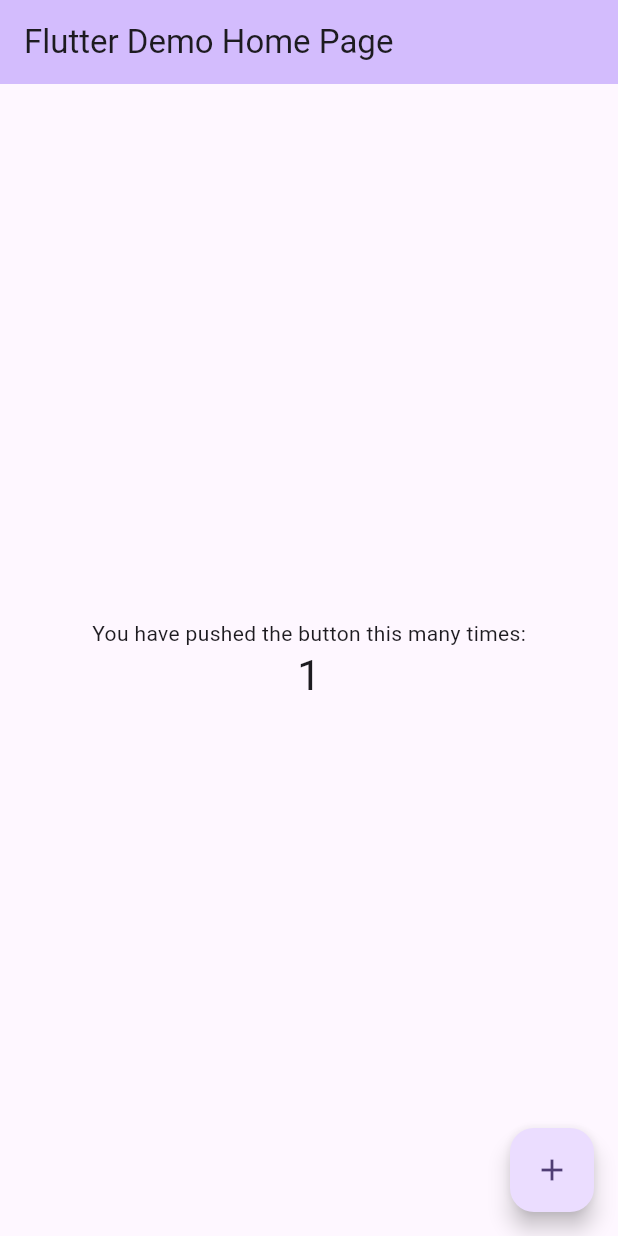
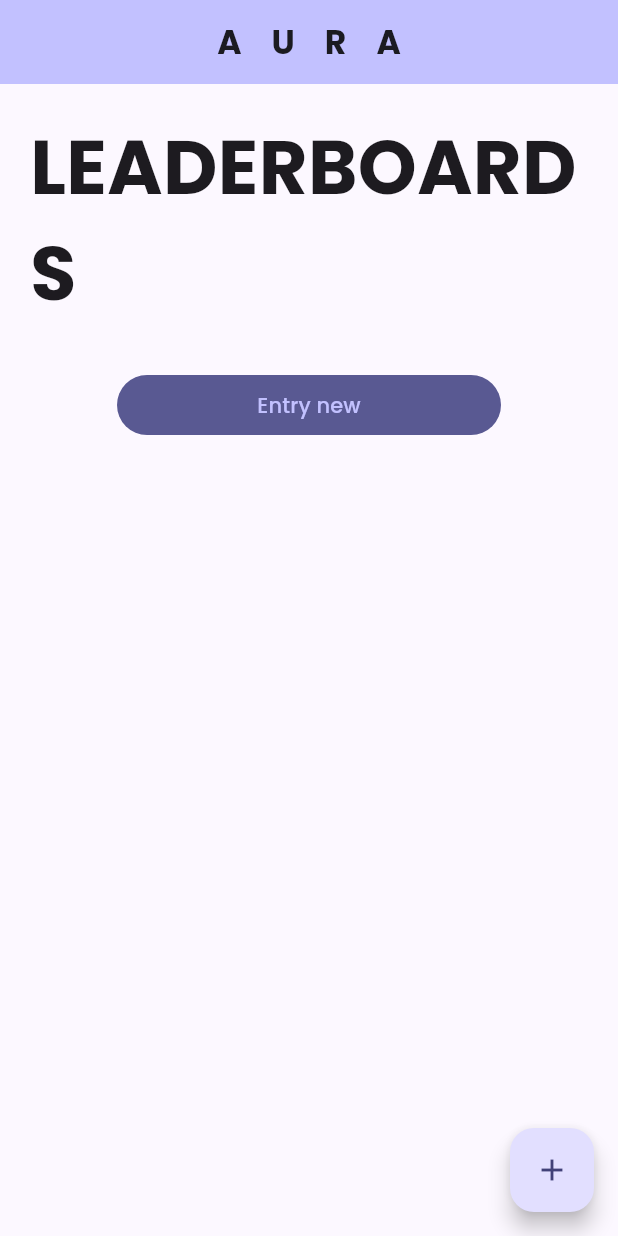
Before and after one commit to Kevinfied/AuraTracker, a Flutter app: the screen it shows after launch, after a tap on the "add" icon, on a phone screen of 412 x 824 dp. Run offline on Flutter 3.47's test engine with Material 3 defaults, Android fonts, the phone set to English and light mode, and no system bars; our stand-ins replace google_fonts.

Commit message:
leaderboard page

```diff
--- a/lib/main.dart
+++ b/lib/main.dart
@@ -1,4 +1,5 @@
 import 'package:flutter/material.dart';
+import 'package:google_fonts/google_fonts.dart';
 
 void main() {
   runApp(const MyApp());
@@ -11,7 +12,7 @@
   @override
   Widget build(BuildContext context) {
     return MaterialApp(
-      title: 'Flutter Demo',
+      title: 'Aura Tracker',
       theme: ThemeData(
         // This is the theme of your application.
         //
@@ -28,10 +29,11 @@
         //
         // This works for code too, not just values: Most code changes can be
         // tested with just a hot reload.
-        colorScheme: ColorScheme.fromSeed(seedColor: Colors.deepPurple),
+        colorScheme: ColorScheme.fromSeed(seedColor: Color.fromARGB(255, 24, 0, 163)),
         useMaterial3: true,
+        textTheme: GoogleFonts.poppinsTextTheme(Theme.of(context).textTheme),
       ),
-      home: const MyHomePage(title: 'Flutter Demo Home Page'),
+      home: const MyHomePage(title: 'AURA'),
     );
   }
 }
@@ -55,18 +57,19 @@
 }
 
 class _MyHomePageState extends State<MyHomePage> {
-  int _counter = 0;
 
-  void _incrementCounter() {
+  void _addLeaderboard() {
     setState(() {
+      entries.add('new');
       // This call to setState tells the Flutter framework that something has
       // changed in this State, which causes it to rerun the build method below
       // so that the display can reflect the updated values. If we changed
       // _counter without calling setState(), then the build method would not be
       // called again, and so nothing would appear to happen.
-      _counter++;
     });
   }
+
+final List<String> entries = <String>[];
 
   @override
   Widget build(BuildContext context) {
@@ -78,14 +81,24 @@
     // than having to individually change instances of widgets.
     return Scaffold(
       appBar: AppBar(
+        centerTitle: true,
         // TRY THIS: Try changing the color here to a specific color (to
         // Colors.amber, perhaps?) and trigger a hot reload to see the AppBar
         // change color while the other colors stay the same.
         backgroundColor: Theme.of(context).colorScheme.inversePrimary,
         // Here we take the value from the MyHomePage object that was created by
         // the App.build method, and use it to set our appbar title.
-        title: Text(widget.title),
+
+        title: FittedBox(
+          fit: BoxFit.fitWidth,
+          child: Text(widget.title, style: const TextStyle(
+            letterSpacing: 20,
+            fontWeight: FontWeight.bold,
+            ),
+          ),
+        ),
       ),
+
       body: Center(
         // Center is a layout widget. It takes a single child and positions it
         // in the middle of the parent.
@@ -105,21 +118,43 @@
           // wireframe for each widget.
           mainAxisAlignment: MainAxisAlignment.center,
           children: <Widget>[
-            const Text(
-              'You have pushed the button this many times:',
+            const Padding(
+              padding: const EdgeInsets.all(20),
+              child: Text(
+                'LEADERBOARDS',
+                style: TextStyle(
+                  fontWeight: FontWeight.bold,
+                  fontSize: 50,
+                ),
+              ),
             ),
-            Text(
-              '$_counter',
-              style: Theme.of(context).textTheme.headlineMedium,
-            ),
+            Expanded(child: ListView.builder(
+              padding: const EdgeInsets.all(8),
+              itemCount: entries.length,
+              itemBuilder: (BuildContext context, int index) {
+                return Padding(
+                  padding: EdgeInsets.only(bottom: 20, left: 70, right: 70),
+                  child: TextButton(
+                  onPressed:() {},
+                  style: TextButton.styleFrom(
+                    foregroundColor: Theme.of(context).colorScheme.inversePrimary,
+                    backgroundColor: Theme.of(context).colorScheme.primary,
+                  ),
+                  child: Text(
+                  'Entry ${entries[index]}'),
+                )
+                );
+              },
+            ),),
           ],
         ),
       ),
+
       floatingActionButton: FloatingActionButton(
-        onPressed: _incrementCounter,
+        onPressed: _addLeaderboard,
         tooltip: 'Increment',
         child: const Icon(Icons.add),
-      ), // This trailing comma makes auto-formatting nicer for build methods.
+      ),
     );
   }
 }
--- a/pubspec.yaml
+++ b/pubspec.yaml
@@ -28,6 +28,7 @@ environment:
 # the latest version available on pub.dev. To see which dependencies have newer
 # versions available, run `flutter pub outdated`.
 dependencies:
+  google_fonts: ^6.2.1
   flutter:
     sdk: flutter
 
```
Also changed, not shown: firebase.json (added), pubspec.lock, 3 other files.
